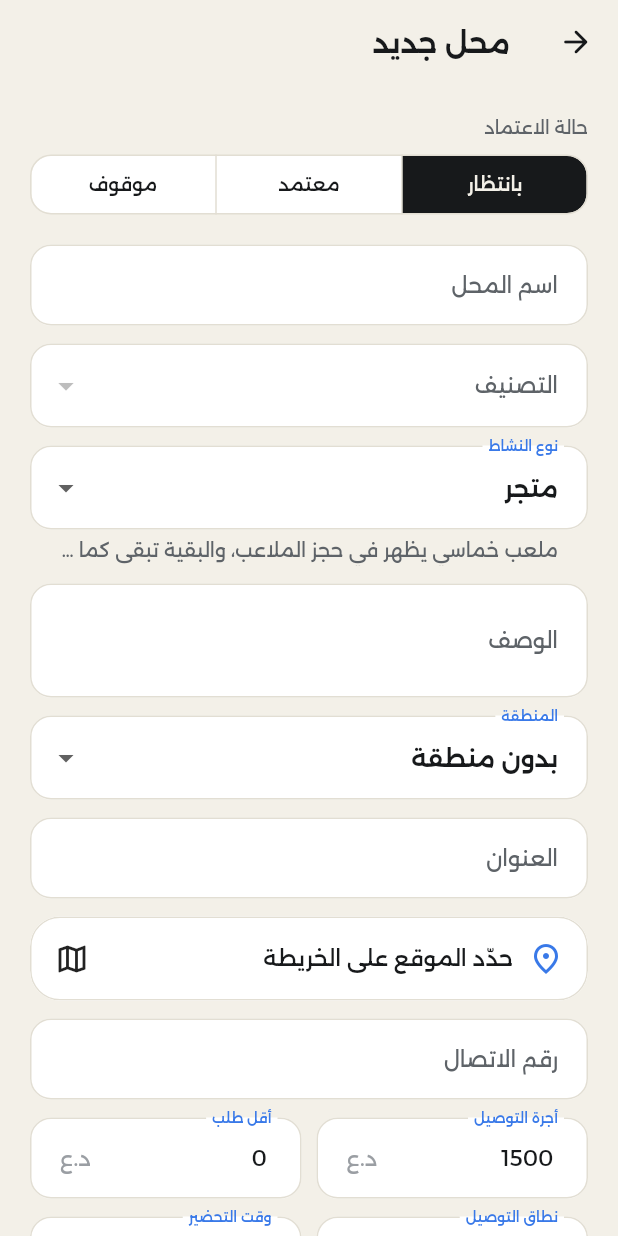
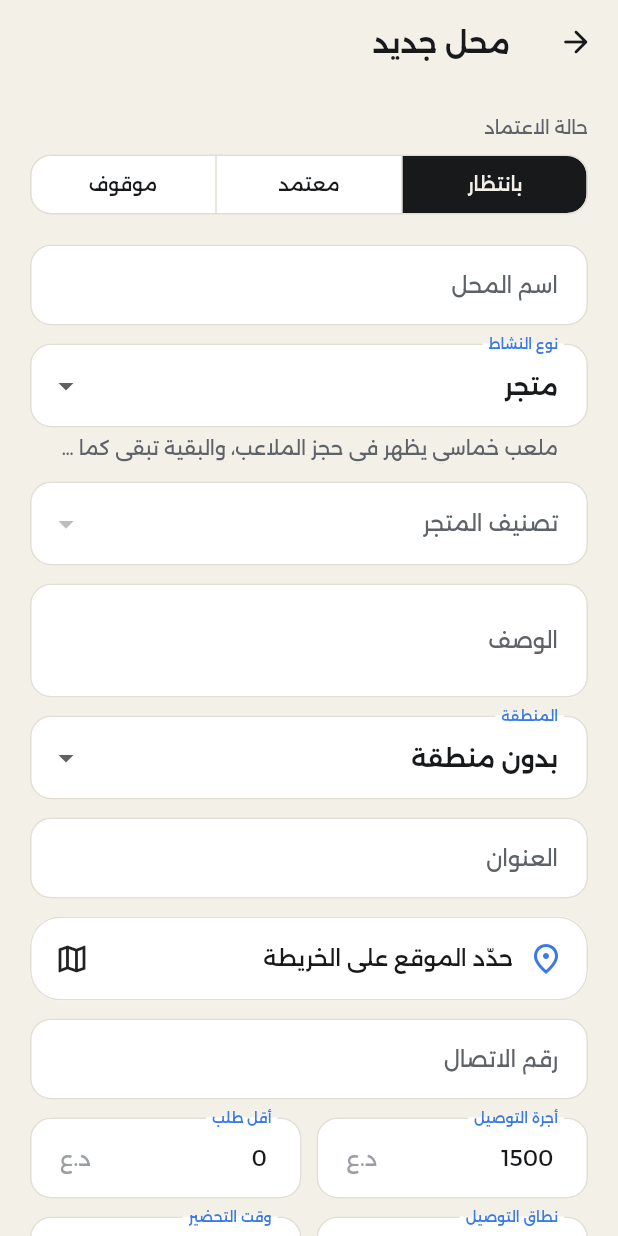
Before and after one commit to ibrahim205b-tech/delivery-customer-app, a Flutter app: the MerchantFormScreen screen opened directly, on a phone screen of 412 x 824 dp. Run offline on Flutter 3.47's test engine with Material 3 defaults, Android fonts, the phone set to English and light mode, and no system bars; our stand-ins replace cached_network_image, connectivity_plus, flutter_local_notifications, flutter_map, geolocator, image_picker and 3 more; accounts and stored records are empty; project files that could hold a hidden picture were left out.

Commit message:
Category only for stores; pitch and other activities skip it
Admin: business type is chosen first; the store category is asked only
for stores. Other activities map to home_services internally.
Merchant: the home-services tab set is limited to business_type=provider.

Co-Authored-By: Claude Haiku 5.5 <noreply@anthropic.com>
Claude-Session: https://claude.ai/code/session_013LWjWqDC5WaAdwJXzvMKbr

```diff
--- a/apps/admin/lib/screens/merchants.dart
+++ b/apps/admin/lib/screens/merchants.dart
@@ -148,7 +148,15 @@ class _MerchantFormScreenState extends State<MerchantFormScreen> {
     }
   }
 
-  bool get _isProvider => _category == 'home_services';
+  bool get _isProvider => _businessType == 'provider';
+
+  /// التصنيف يُطلب فقط للمتاجر والمطاعم. باقي الأنشطة تُربط تلقائياً بتصنيف الخدمات المنزلية
+  /// (هذا التصنيف لا يظهر في قوائم المتاجر، فلا تظهر الملاعب أو المصورون كمحلات).
+  String get _effectiveCategory {
+    if (_businessType == 'store') return _category ?? 'supermarket';
+    if (_businessType == 'restaurant') return 'restaurants';
+    return 'home_services';
+  }
 
   Future<void> _save() async {
     if (!_form.currentState!.validate()) return;
@@ -156,7 +164,7 @@ class _MerchantFormScreenState extends State<MerchantFormScreen> {
     setState(() => _saving = true);
     final data = {
       'name': _name.text.trim(),
-      'category_id': _category,
+      'category_id': _effectiveCategory,
       'business_type': _businessType,
       'activity_chosen': true,
       'area_id': _area,
@@ -270,19 +278,22 @@ class _MerchantFormScreenState extends State<MerchantFormScreen> {
               TextFormField(controller: _name, decoration: const InputDecoration(labelText: 'اسم المحل'), validator: (v) => (v ?? '').trim().length < 2 ? 'مطلوب' : null),
               const SizedBox(height: 12),
               DropdownButtonFormField<String>(
-                initialValue: _cats.any((c) => c.id == _category) ? _category : null,
-                decoration: const InputDecoration(labelText: 'التصنيف'),
-                items: [for (final c in _cats) DropdownMenuItem(value: c.id, child: Text(c.name))],
-                onChanged: (v) => setState(() => _category = v),
-                validator: (v) => v == null ? 'اختار التصنيف' : null,
-              ),
-              const SizedBox(height: 12),
-              DropdownButtonFormField<String>(
                 initialValue: _businessType,
                 decoration: const InputDecoration(labelText: 'نوع النشاط', helperText: 'ملعب خماسي يظهر في حجز الملاعب، والبقية تبقى كما هي.'),
                 items: [for (final e in kBusinessTypeLabels.entries) DropdownMenuItem(value: e.key, child: Text(e.value))],
                 onChanged: (v) => setState(() => _businessType = v ?? _businessType),
               ),
+
+              if (_businessType == 'store') ...[
+                const SizedBox(height: 12),
+                DropdownButtonFormField<String>(
+                  initialValue: _cats.any((c) => c.id == _category) ? _category : null,
+                  decoration: const InputDecoration(labelText: 'تصنيف المتجر'),
+                  items: [for (final c in _cats.where((c) => c.kind == CategoryKind.store)) DropdownMenuItem(value: c.id, child: Text(c.name))],
+                  onChanged: (v) => setState(() => _category = v),
+                  validator: (v) => v == null ? 'اختار تصنيف المتجر' : null,
+                ),
+              ],
               if (_isProvider) ...[
                 const SizedBox(height: 10),
                 Text('الخدمات اللي يقدّمها', style: WText.caption),
--- a/apps/merchant/lib/merchant/merchant_home.dart
+++ b/apps/merchant/lib/merchant/merchant_home.dart
@@ -105,8 +105,8 @@ class _MerchantHomeState extends State<MerchantHome> {
     // أول دخول: صاحب الحساب يختار نشاطه قبل أي شيء
     if (!m.activityChosen) return ActivityPickerScreen(merchant: m, onSaved: _updated);
     _watchIncoming(m);
-    final isProvider = m.categoryId == 'home_services';
     final type = m.businessType;
+    final isProvider = type == 'provider';
     final isPitch = type == 'pitch_owner';
     final isStoreLike = type == 'store' || type == 'restaurant';
     // تبويبات حسب النشاط فقط: لا يرى صاحب الملعب مثلاً قائمة المنتجات
```
